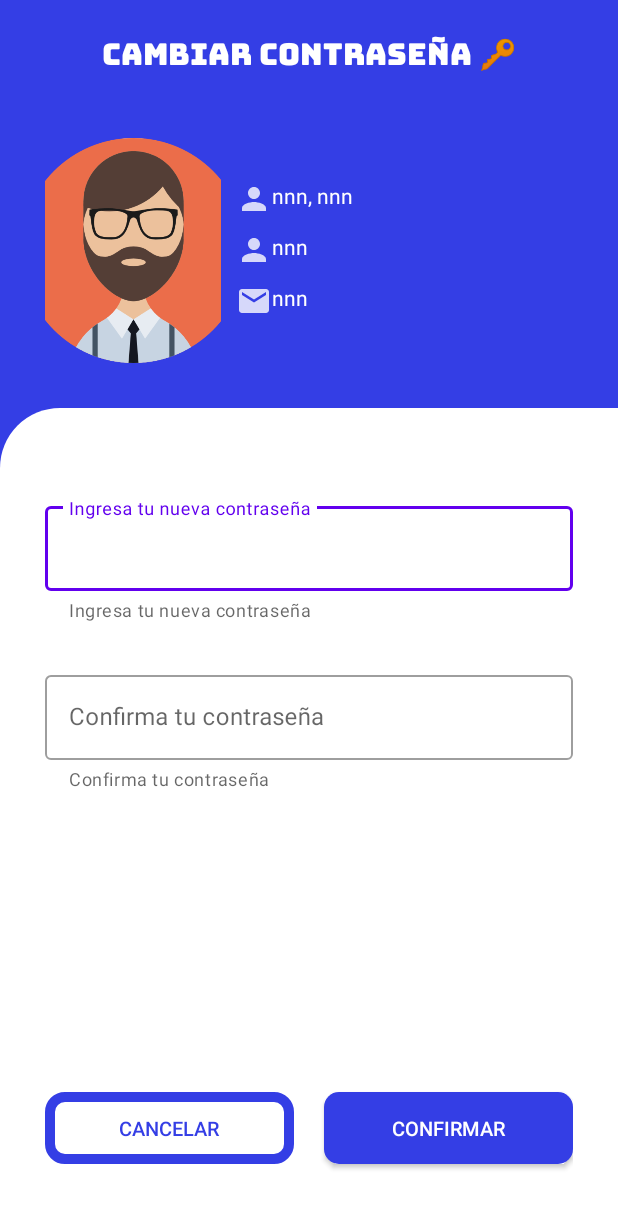
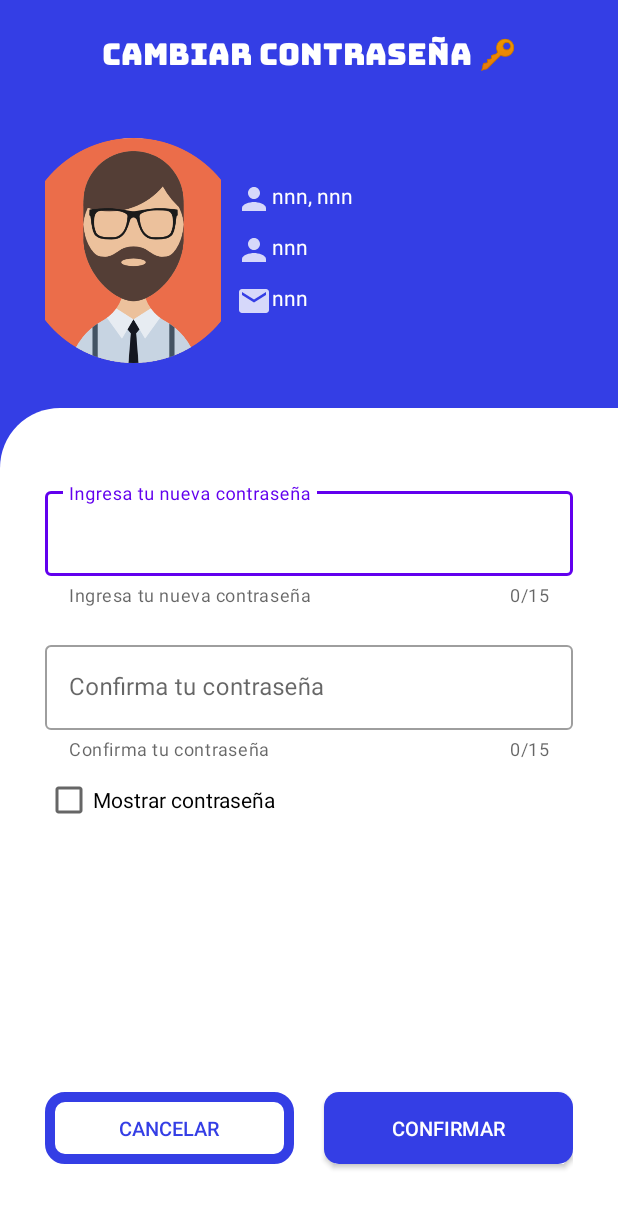
Before and after one commit to DanDelac/Proyecto, an Android app: the NotificationsFragment screen opened through its navigation route, after a tap on "Cambiar contraseña", on a phone screen of 412 x 824 dp. Shown: the top 1208 px of the screen. Run offline under Robolectric (Android 15) with nearby library versions, the phone set to English and light mode, and no system bars; our stand-ins replace Volley, navigation-ui; network calls fail; 1 statement that could not run was skipped.

Commit message:
Segurity v1.0

```diff
--- a/app/src/main/java/com/example/proyecto/Util/Segurity.java
+++ b/app/src/main/java/com/example/proyecto/Util/Segurity.java
@@ -5,7 +5,7 @@ import java.util.List;
 
 public class Segurity {
     public static boolean verifyPassword(String contraseña) {
-        String patron = "^(?=.*[0-9])(?=.*[a-z])(?=.*[A-Z])(?=.*[@#$%^&+=])(?=\\S+$).{8,}$";
+        String patron = "^(?=.*[0-9])(?=.*[a-z])(?=.*[A-Z])(?=.*[@#$%^&+=*/!¡¿?-])(?=\\S+$).{8,}$";
         return contraseña.matches(patron);
     }
     public static boolean verifyAccount(String account) {
--- a/app/src/main/java/com/example/proyecto/ui/Register/Register.java
+++ b/app/src/main/java/com/example/proyecto/ui/Register/Register.java
@@ -83,10 +83,10 @@ public class Register extends AppCompatActivity  {
                             } else
                                 Toast.makeText(Register.this, getString(R.string.error_Pass), Toast.LENGTH_SHORT).show();
                         } else {
+                            binding.txtSegPass.setVisibility(View.VISIBLE);
                             Toast.makeText(Register.this, getString(R.string.error_segPass), Toast.LENGTH_SHORT).show();
                         }
                     }else{
-                        binding.txtSegPass.setVisibility(View.VISIBLE);
                         Toast.makeText(Register.this, getString(R.string.error_segAcco), Toast.LENGTH_SHORT).show();
 
                     }
--- a/app/src/main/java/com/example/proyecto/ui/home/HomeFragment.java
+++ b/app/src/main/java/com/example/proyecto/ui/home/HomeFragment.java
@@ -50,9 +50,9 @@ public class HomeFragment extends Fragment {
         binding = FragmentHomeBinding.inflate(inflater, container, false);
         View root = binding.getRoot();
 
-//        SharedPreferences preferences = getActivity().getSharedPreferences(LOG_PREF,0);
-//        String idUser = preferences.getString("idUser","nnn");
-        homeViewModel.onCreate("1");
+        SharedPreferences preferences = getActivity().getSharedPreferences(LOG_PREF,0);
+        String idUser = preferences.getString("idUser","nnn");
+        homeViewModel.onCreate(idUser);
 
         if(Connection.isConnectedToInternet(getContext()))
             CargarUnidades2();
--- a/app/src/main/java/com/example/proyecto/ui/setting/NotificationsFragment.java
+++ b/app/src/main/java/com/example/proyecto/ui/setting/NotificationsFragment.java
@@ -8,6 +8,8 @@ import android.content.SharedPreferences;
 import android.os.Bundle;
 import androidx.annotation.NonNull;
 import androidx.fragment.app.Fragment;
+import androidx.lifecycle.ViewModelStoreOwner;
+
 import android.view.LayoutInflater;
 import android.view.View;
 import android.view.ViewGroup;
@@ -29,7 +31,7 @@ public class NotificationsFragment extends Fragment {
     public View onCreateView(@NonNull LayoutInflater inflater,
                              ViewGroup container, Bundle savedInstanceState) {
         notificationsViewModel =
-                new ViewModelProvider(this, new ViewModelProvider.NewInstanceFactory()).get(NotificationsViewModel.class);
+                new ViewModelProvider((ViewModelStoreOwner) this, (ViewModelProvider.Factory) new ViewModelProvider.NewInstanceFactory()).get(NotificationsViewModel.class);
 
         binding = FragmentSettingsBinding.inflate(inflater, container, false);
         View root = binding.getRoot();
--- a/app/src/main/res/layout/activity_change_password.xml
+++ b/app/src/main/res/layout/activity_change_password.xml
@@ -84,7 +84,9 @@
                 android:layout_width="match_parent"
                 android:layout_height="wrap_content"
                 app:helperText="@string/txtchangepass1"
-                android:layout_marginVertical="30dp">
+                android:layout_marginVertical="20dp"
+                app:counterMaxLength="15"
+                app:counterEnabled="true">
                 <com.google.android.material.textfield.TextInputEditText
                     android:id="@+id/edtchangepass1"
                     android:layout_width="match_parent"
@@ -92,6 +94,7 @@
                     android:hint="@string/hintchangepass1"
                     android:cursorVisible="true"
                     android:inputType="textPassword"
+                    android:maxLength="15"
                     ></com.google.android.material.textfield.TextInputEditText>
             </com.google.android.material.textfield.TextInputLayout>
             <com.google.android.material.textfield.TextInputLayout
@@ -99,7 +102,9 @@
                 android:layout_width="match_parent"
                 android:layout_height="wrap_content"
                 app:helperText="@string/txtchangepass2"
-                android:layout_marginBottom="30dp">
+                android:layout_marginBottom="10dp"
+                app:counterEnabled="true"
+                app:counterMaxLength="15">
                 <com.google.android.material.textfield.TextInputEditText
                     android:id="@+id/edtchangepass2"
                     android:layout_width="match_parent"
@@ -107,8 +112,23 @@
                     android:hint="@string/hintchangepass2"
                     android:cursorVisible="true"
                     android:inputType="textPassword"
+                    android:maxLength="15"
                     ></com.google.android.material.textfield.TextInputEditText>
             </com.google.android.material.textfield.TextInputLayout>
+
+            <TextView
+                android:id="@+id/txtSegPass"
+                android:layout_width="match_parent"
+                android:layout_height="wrap_content"
+                android:hint="@string/error_segPass1"
+                android:textSize="15dp"
+                android:textColorHint="@color/red2"
+                android:visibility="gone"/>
+            <CheckBox
+                android:id="@+id/checkBoxShowPassword"
+                android:layout_width="wrap_content"
+                android:layout_height="wrap_content"
+                android:text="Mostrar contraseña" />
         </LinearLayout>
 
         <LinearLayout
--- a/app/src/main/res/layout/activity_login.xml
+++ b/app/src/main/res/layout/activity_login.xml
@@ -75,6 +75,12 @@
                     android:imeOptions="actionSearch"
                     ></com.google.android.material.textfield.TextInputEditText>
             </com.google.android.material.textfield.TextInputLayout>
+
+            <CheckBox
+                android:id="@+id/checkBoxShowPassword"
+                android:layout_width="wrap_content"
+                android:layout_height="wrap_content"
+                android:text="Mostrar contraseña" />
         </LinearLayout>
 
     </LinearLayout>
```
Also changed, not shown: app/src/main/java/com/example/proyecto/ui/changepassword/changePassword.java (+29 -6 lines), app/src/main/java/com/example/proyecto/ui/login/Login.java (+13 -0 lines).
